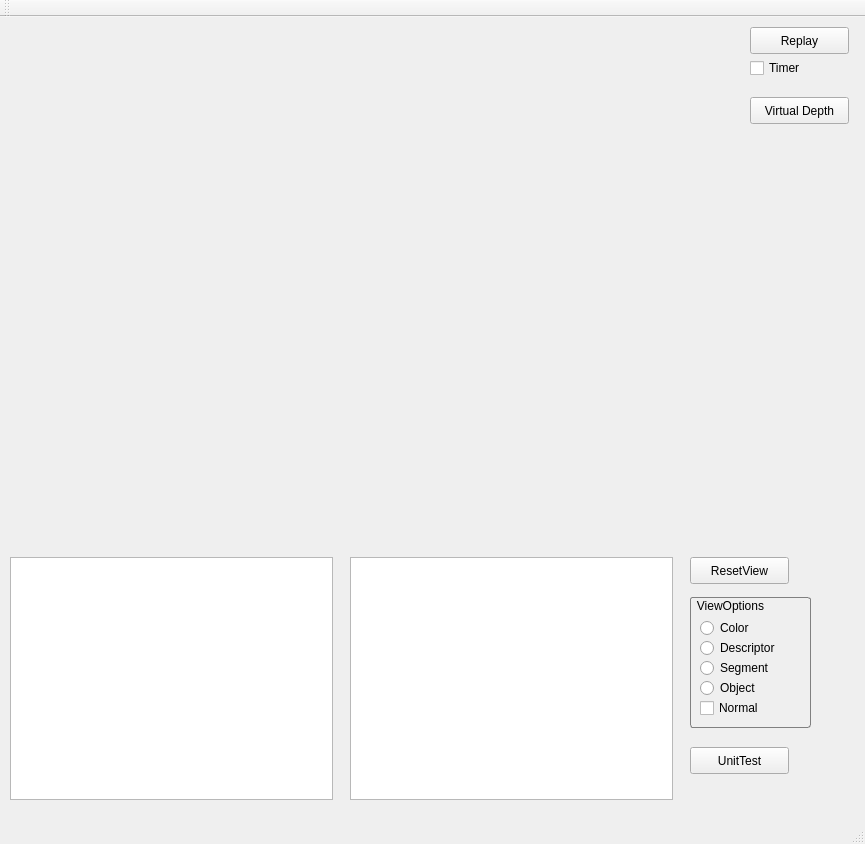
goodgodgd/PointCloudApps, file mainwindow.ui: the form before one commit.
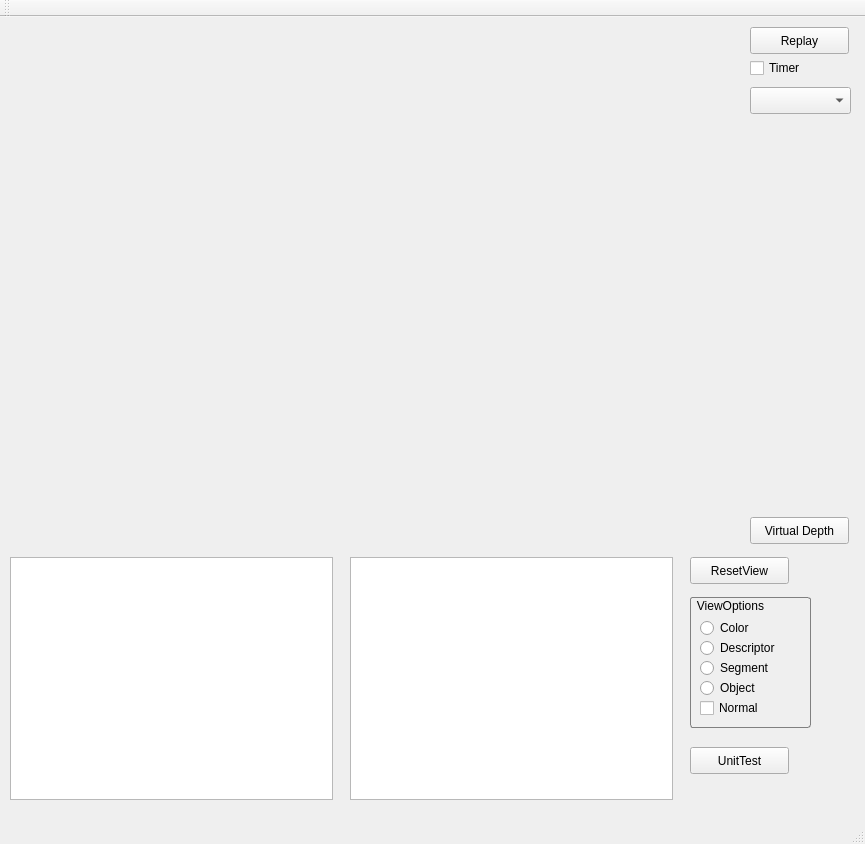
The form after the commit.

Commit message: add combobox to select dataset

```diff
--- a/mainwindow.ui
+++ b/mainwindow.ui
@@ -206,7 +206,7 @@
     <property name="geometry">
      <rect>
       <x>750</x>
-      <y>80</y>
+      <y>500</y>
       <width>99</width>
       <height>27</height>
      </rect>
@@ -215,6 +215,16 @@
      <string>Virtual Depth</string>
     </property>
    </widget>
+   <widget class="QComboBox" name="comboBox_dataset">
+    <property name="geometry">
+     <rect>
+      <x>750</x>
+      <y>70</y>
+      <width>101</width>
+      <height>27</height>
+     </rect>
+    </property>
+   </widget>
   </widget>
   <widget class="QMenuBar" name="menuBar">
    <property name="geometry">
```
The commit also changes 6 other files.
